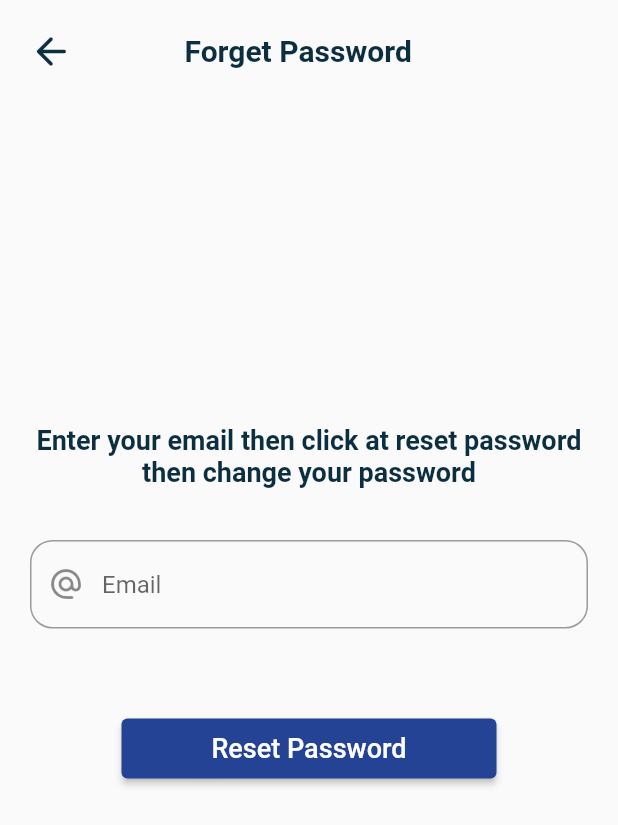
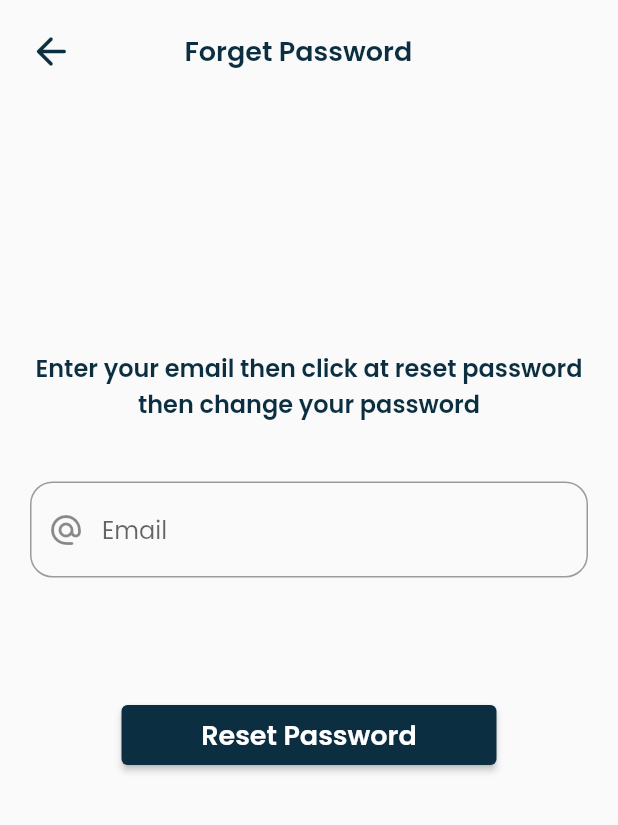
Before and after one commit to ahmadshakir21/My-Todo-Application, a Flutter app: the screen it shows after launch, after a tap on "Forget Password", on a phone screen of 412 x 824 dp. Shown: the top 825 px of the screen. Run offline on Flutter 3.47's test engine with Material 2 defaults, Android fonts, the phone set to English and light mode, and no system bars; our stand-ins replace cloud_firestore, email_validator, file_picker, firebase_auth, firebase_core, firebase_storage and 4 more; accounts and stored records are empty.

Commit message:
Change Fonts

```diff
--- a/lib/screen/authentication/forget_password.dart
+++ b/lib/screen/authentication/forget_password.dart
@@ -1,5 +1,6 @@
 import 'package:firebase_auth/firebase_auth.dart';
 import 'package:flutter/material.dart';
+import 'package:google_fonts/google_fonts.dart';
 
 class ForgetPassword extends StatefulWidget {
   ForgetPassword({Key? key}) : super(key: key);
@@ -35,7 +36,6 @@ class _ForgetPasswordState extends State<ForgetPassword> {
               child: SingleChildScrollView(
                   child: Column(children: [
                 Row(
-                  // mainAxisAlignment: MainAxisAlignment.spaceBetween,
                   children: [
                     IconButton(
                         onPressed: () {
@@ -49,44 +49,44 @@ class _ForgetPasswordState extends State<ForgetPassword> {
                     const SizedBox(
                       width: 65,
                     ),
-                    const Text(
+                    Text(
                       "Forget Password",
-                      style: TextStyle(
-                        fontSize: 20,
-                        fontWeight: FontWeight.w700,
-                        color: Color(0xFF0B2E40),
-                      ),
+                      style: GoogleFonts.poppins(
+                          fontSize: 18,
+                          fontWeight: FontWeight.w600,
+                          color: const Color(0xFF0B2E40)),
                     ),
                   ],
                 ),
                 const SizedBox(
-                  height: 225,
+                  height: 175,
                 ),
-                const Text(
+                Text(
                   "Enter your email then click at reset password then change your password",
                   textAlign: TextAlign.center,
-                  style: TextStyle(
-                    fontSize: 18,
-                    fontWeight: FontWeight.w700,
-                    color: Color(0xFF0B2E40),
-                  ),
+                  style: GoogleFonts.poppins(
+                      fontSize: 16,
+                      fontWeight: FontWeight.w600,
+                      color: const Color(0xFF0B2E40)),
                 ),
                 const SizedBox(
-                  height: 25,
+                  height: 30,
                 ),
                 Padding(
                   padding: const EdgeInsets.all(10),
                   child: TextField(
                     controller: emailForForgetPasswordController,
+                    style: GoogleFonts.poppins(),
                     decoration: InputDecoration(
                         prefixIcon: const Icon(Icons.alternate_email_rounded),
                         hintText: "Email",
+                        hintStyle: GoogleFonts.poppins(),
                         border: OutlineInputBorder(
                             borderRadius: BorderRadius.circular(15))),
                   ),
                 ),
                 const SizedBox(
-                  height: 50,
+                  height: 75,
                 ),
                 Container(
                   width: 250,
@@ -94,10 +94,13 @@ class _ForgetPasswordState extends State<ForgetPassword> {
                   child: ElevatedButton(
                       onPressed: resetPassword,
                       style: ElevatedButton.styleFrom(
-                          primary: const Color(0xFF244395)),
-                      child: const Text(
+                          primary: const Color(0xFF0B2E40)),
+                      child: Text(
                         "Reset Password",
-                        style: TextStyle(fontSize: 18),
+                        style: GoogleFonts.poppins(
+                          fontSize: 18,
+                          fontWeight: FontWeight.w600,
+                        ),
                       )),
                 ),
               ])))),
--- a/lib/screen/authentication/main_screen.dart
+++ b/lib/screen/authentication/main_screen.dart
@@ -1,4 +1,5 @@
 import 'package:flutter/material.dart';
+import 'package:google_fonts/google_fonts.dart';
 import 'package:todo_app/screen/authentication/auth_screen.dart';
 import 'package:todo_app/screen/home_screen.dart';
 import 'package:firebase_auth/firebase_auth.dart';
@@ -15,7 +16,11 @@ class MainScreen extends StatelessWidget {
           if (snapshot.connectionState == ConnectionState.waiting) {
             return const CircularProgressIndicator();
           } else if (snapshot.hasError) {
-            return const Center(child: Text("Something went wrong"));
+            return Center(
+                child: Text(
+              "Something went wrong",
+              style: GoogleFonts.poppins(),
+            ));
           } else if (snapshot.hasData) {
             return HomeScreen();
           } else {
--- a/lib/screen/authentication/sing_in.dart
+++ b/lib/screen/authentication/sing_in.dart
@@ -1,7 +1,10 @@
+import 'dart:ui';
+
 import 'package:email_validator/email_validator.dart';
 import 'package:firebase_auth/firebase_auth.dart';
 import 'package:flutter/gestures.dart';
 import 'package:flutter/material.dart';
+import 'package:google_fonts/google_fonts.dart';
 import 'package:todo_app/screen/authentication/forget_password.dart';
 
 class AuthenticationSignIn extends StatefulWidget {
@@ -86,14 +89,15 @@ class _AuthenticationSignInState extends State<AuthenticationSignIn> {
           child: Column(
             crossAxisAlignment: CrossAxisAlignment.start,
             children: [
-              const Padding(
-                padding: EdgeInsets.symmetric(vertical: 20, horizontal: 15),
-                child: Text("Welcome",
-                    style: TextStyle(
-                        color: Color(0xFF0B2E40),
-                        fontSize: 28,
-                        fontWeight: FontWeight.bold)),
-              ),
+              Padding(
+                  padding: EdgeInsets.symmetric(vertical: 20, horizontal: 15),
+                  child: Text(
+                    "Welcome",
+                    style: GoogleFonts.poppins(
+                        fontSize: 26,
+                        fontWeight: FontWeight.bold,
+                        color: const Color(0xFF0B2E40)),
+                  )),
               const SizedBox(
                 height: 50,
               ),
@@ -113,9 +117,12 @@ class _AuthenticationSignInState extends State<AuthenticationSignIn> {
                                     ? 'Enter a valid email'
                                     : null,
                             controller: emailController,
-                            decoration: const InputDecoration(
-                                prefixIcon: Icon(Icons.alternate_email_rounded),
-                                hintText: "Email"),
+                            style: GoogleFonts.poppins(),
+                            decoration: InputDecoration(
+                                prefixIcon:
+                                    const Icon(Icons.alternate_email_rounded),
+                                hintText: "Email",
+                                hintStyle: GoogleFonts.poppins()),
                           ),
                         ),
                       ),
@@ -133,10 +140,13 @@ class _AuthenticationSignInState extends State<AuthenticationSignIn> {
                                     ? 'Enter min. 6 characters '
                                     : null,
                             controller: passwordController,
+                            style: GoogleFonts.poppins(),
                             obscureText: true,
-                            decoration: const InputDecoration(
-                                prefixIcon: Icon(Icons.lock_outline_rounded),
-                                hintText: "Password"),
+                            decoration: InputDecoration(
+                                prefixIcon:
+                                    const Icon(Icons.lock_outline_rounded),
+                                hintText: "Password",
+                                hintStyle: GoogleFonts.poppins()),
                           ),
                         ),
                       ),
@@ -150,9 +160,13 @@ class _AuthenticationSignInState extends State<AuthenticationSignIn> {
                             return ForgetPassword();
                           },
                         )),
-                    child: const Text(
+                    style: TextButton.styleFrom(primary: Colors.blue),
+                    child: Text(
                       "Forget Password",
-                      style: TextStyle(fontWeight: FontWeight.w600),
+                      style: GoogleFonts.poppins(
+                        fontSize: 14,
+                        fontWeight: FontWeight.w500,
+                      ),
                     )),
               ),
               const SizedBox(
@@ -178,31 +192,40 @@ class _AuthenticationSignInState extends State<AuthenticationSignIn> {
                         }
                       },
                       style: ElevatedButton.styleFrom(
-                        primary: const Color(0xFF244395),
+                        primary: const Color(0xFF0B2E40),
                       ),
-                      child: const Text("SIGN IN"),
+                      child: Text(
+                        "SIGN IN",
+                        style: GoogleFonts.poppins(
+                          fontSize: 16,
+                          fontWeight: FontWeight.w600,
+                        ),
+                      ),
                     ),
                   ),
                 ),
               ),
               const SizedBox(
-                height: 250,
+                height: 230,
               ),
               Center(
                 child: RichText(
                   text: TextSpan(
                       text: 'Don\'t have an account?',
-                      style: const TextStyle(
-                          color: Color(0xFF0B2E40), fontSize: 16),
+                      style: GoogleFonts.poppins(
+                          fontSize: 16,
+                          fontWeight: FontWeight.w500,
+                          color: const Color(0xFF0B2E40)),
                       children: <TextSpan>[
                         TextSpan(
-                            text: ' Sign up',
-                            recognizer: TapGestureRecognizer()
-                              ..onTap = widget.onClickedSignUp,
-                            style: const TextStyle(
-                                color: Color(0xFF244395),
-                                fontSize: 16,
-                                fontWeight: FontWeight.bold))
+                          text: ' Sign up',
+                          recognizer: TapGestureRecognizer()
+                            ..onTap = widget.onClickedSignUp,
+                          style: GoogleFonts.poppins(
+                              fontSize: 16,
+                              fontWeight: FontWeight.w500,
+                              color: Colors.blue),
+                        )
                       ]),
                 ),
               ),
--- a/lib/widget/drawer_item.dart
+++ b/lib/widget/drawer_item.dart
@@ -1,4 +1,5 @@
 import 'package:flutter/material.dart';
+import 'package:google_fonts/google_fonts.dart';
 
 class DrawerItems extends StatelessWidget {
   String text;
@@ -31,10 +32,10 @@ class DrawerItems extends StatelessWidget {
               ),
               Text(
                 text,
-                style: const TextStyle(
+                style: GoogleFonts.poppins(
                     fontSize: 16,
                     fontWeight: FontWeight.w600,
-                    color: Color(0xFF0B2E40)),
+                    color: const Color(0xFF0B2E40)),
               )
             ],
           ),
--- a/pubspec.yaml
+++ b/pubspec.yaml
@@ -49,6 +49,7 @@ dependencies:
   path_provider: ^2.0.11
   flutter_image_compress: ^1.1.2
   url_launcher: ^6.1.5
+  google_fonts: ^3.0.1
 
 dev_dependencies:
   flutter_test:
```
Also changed, not shown: lib/screen/about_me.dart (+42 -34 lines), lib/screen/authentication/sign_up.dart (+56 -36 lines), lib/screen/edit_task.dart (+15 -8 lines), lib/screen/home_screen.dart (+94 -58 lines), lib/screen/test.dart (deleted), pubspec.lock.
